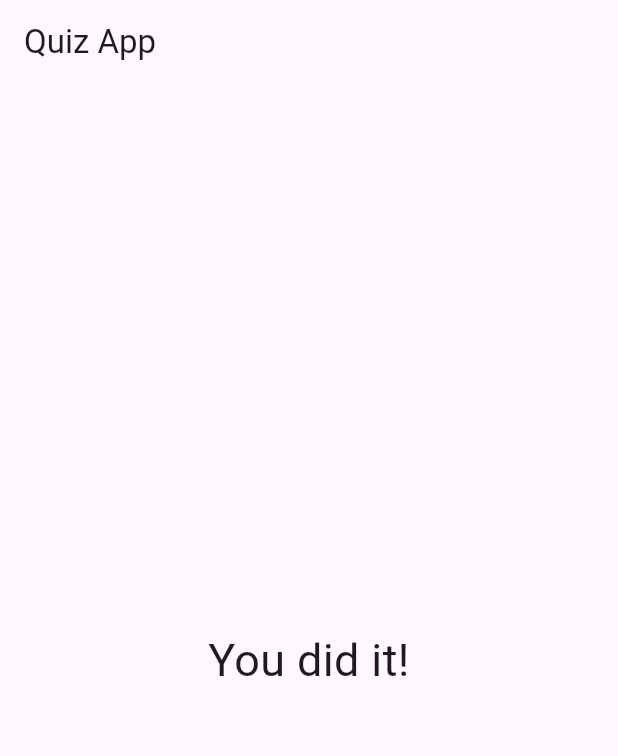
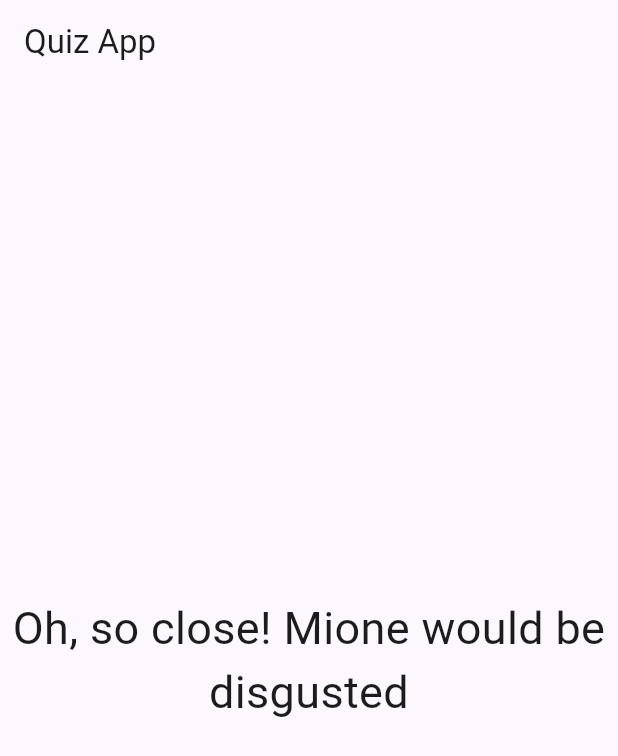
Before and after one commit to ArturMota19/flutterMaestry, a Flutter app: the screen it shows after launch, after a tap on "Voldemort", after a tap on "James Potter", after a tap on "Crabbe", on a phone screen of 412 x 824 dp. Shown: the top 756 px of the screen. Run offline on Flutter 3.47's test engine with Material 3 defaults, Android fonts, the phone set to English and light mode, and no system bars.

Commit message:
7: Finish basic funcionalities

```diff
--- a/quiz/lib/main.dart
+++ b/quiz/lib/main.dart
@@ -36,16 +36,18 @@ const questions = [
   }];
 class QuizAppState extends State<QuizApp> {
   var selectedQuestion = 0;
+  var totalPoints = 0;
 
 
   bool get hasQuestionSelected{
     return selectedQuestion < questions.length;
   }
 
-  void _answerQuestion(){
+  void _answerQuestion(int points){
     if(hasQuestionSelected){
       setState(() {
         selectedQuestion++;
+        totalPoints += points;
       });
     }
   }
@@ -63,7 +65,7 @@ class QuizAppState extends State<QuizApp> {
         body: hasQuestionSelected ?
         Questionary(questions: questions, selectedQuestion: selectedQuestion, answerQuestion: _answerQuestion)
          :
-        Result()
+        Result(totalPoints)
         ,
       ),
     );
--- a/quiz/lib/questionary.dart
+++ b/quiz/lib/questionary.dart
@@ -6,7 +6,7 @@ class Questionary extends StatelessWidget {
 
   final List<Map<String, Object>> questions;
   final int selectedQuestion;
-  final void Function () answerQuestion;
+  final void Function (int) answerQuestion;
 
   const Questionary({
     super.key,
@@ -28,7 +28,13 @@ class Questionary extends StatelessWidget {
           children: <Widget>[
             Question(questions[selectedQuestion]['text'].toString()),
             ...answers
-            .map((answ) => Answer(answ['text'] as String, answerQuestion))
+            .map((answ) =>
+              Padding(
+                padding: const EdgeInsets.only(top: 10.0),
+                child: Answer(answ['text'] as String, () => answerQuestion(answ['points'] as int)),
+
+              )
+            )
           ]
     );
   }
--- a/quiz/lib/result.dart
+++ b/quiz/lib/result.dart
@@ -1,13 +1,25 @@
 import 'package:flutter/material.dart';
 
 class Result extends StatelessWidget {
-  const Result({super.key});
+  Result(this.totalPoints, {super.key});
+  String get resultPhrase {
+    if (totalPoints < 10) {
+      return "Did you even read the books?!";
+    } else if (totalPoints < 20) {
+      return "Nice try, Dobby!";
+    } else if (totalPoints < 30) {
+      return "Oh, so close! Mione would be disgusted";
+    } else {
+      return "Ok, like... Did you studied at Hogwarts or something?";
+    }
+  }
+  final int totalPoints;
 
   @override
   Widget build(BuildContext context) {
-    return const Center(
+    return Center(
           child: Text(
-              "You did it!",
+              resultPhrase,
               style: TextStyle(fontSize: 30),
               textAlign: TextAlign.center,
             ),
```
